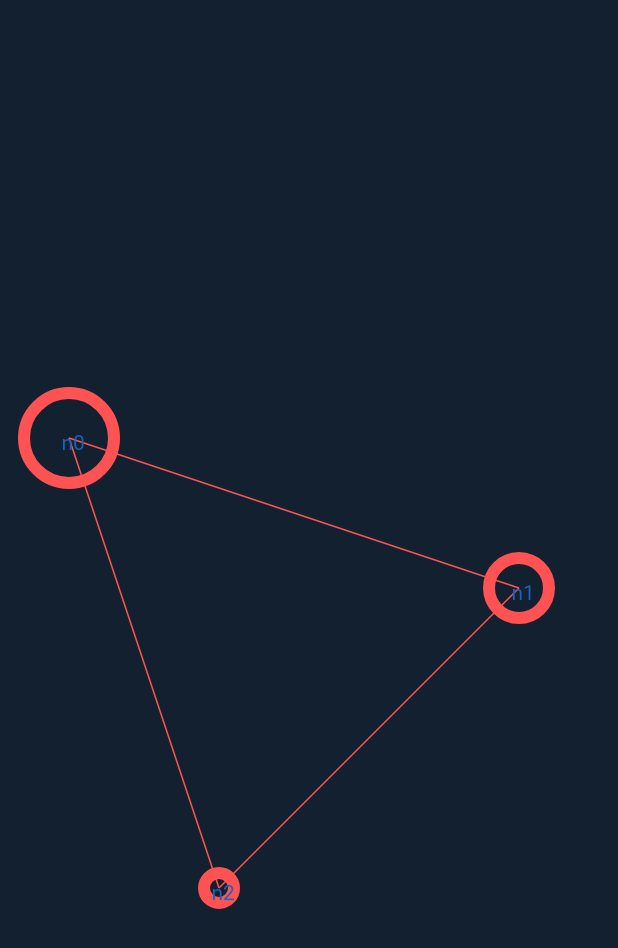
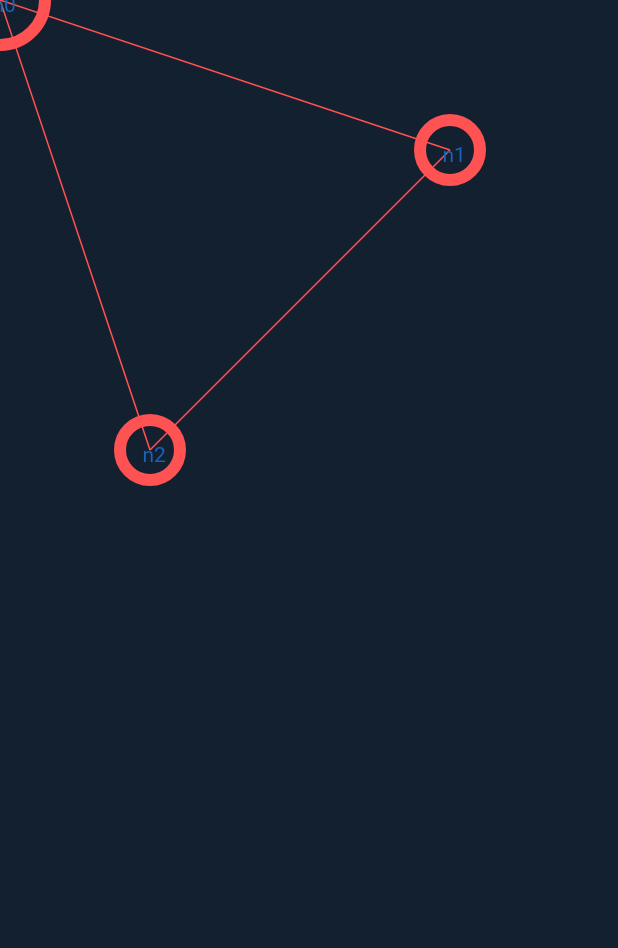
Before and after one commit to sachaarbonel/epsilon.dart, a Flutter app: the screen it shows after launch, on a phone screen of 412 x 824 dp. Shown: the top 948 px of the screen. Run offline on Flutter 3.47's test engine with Material 2 defaults, Android fonts, the phone set to English and light mode, and no system bars.

Commit message:
fix size

```diff
--- a/example/lib/main.dart
+++ b/example/lib/main.dart
@@ -37,7 +37,7 @@ class _MyAppState extends State<MyApp> {
                   id: 'n2',
                   label: 'And a last one',
                   position: Vector2(100, 300),
-                  radius: 10)
+                  radius: 20)
             ], edges: [
               Edge(id: 'e0', source: 'n0', target: 'n1'),
               Edge(id: 'e1', source: 'n1', target: 'n2'),
--- a/lib/src/graph.dart
+++ b/lib/src/graph.dart
@@ -85,6 +85,7 @@ class Sigma extends StatelessWidget {
       : super(key: key);
   @override
   Widget build(BuildContext context) {
+    ;
     return GestureDetector(
       onTapDown: (details) {
         RenderBox box = context.findRenderObject();
@@ -100,7 +101,7 @@ class Sigma extends StatelessWidget {
         onSelected(-1);
       },
       child: CustomPaint(
-        size: Size(320, 240),
+        size: MediaQuery.of(context).size,
         painter: GraphPainter(graph: graph, selectedIndex: selectedIndex),
       ),
     );
```
